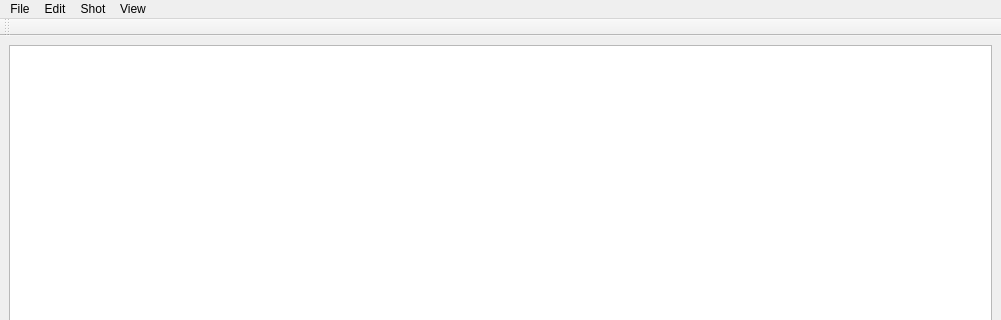
This is ui/visualizer.ui in sashaouellet/Helix as Qt 5 draws it before an edit; both pictures show x 0 to 1001 and y 0 to 320 of the 1001 by 723 pixel window. The edited form follows.
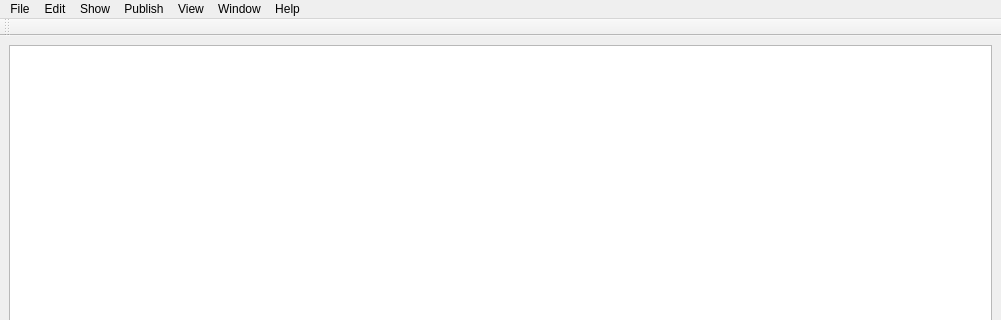
This is the edited form.

The edit to the form file:
```diff
--- a/ui/visualizer.ui
+++ b/ui/visualizer.ui
@@ -157,16 +157,41 @@
     <addaction name="separator"/>
     <addaction name="menuPreferences"/>
    </widget>
-   <widget class="QMenu" name="menuDailies">
+   <widget class="QMenu" name="MENU_contextMenu">
     <property name="title">
-     <string>Shot</string>
+     <string>Show</string>
     </property>
-    <addaction name="ACT_slapComp"/>
+   </widget>
+   <widget class="QMenu" name="menuHelp">
+    <property name="title">
+     <string>Help</string>
+    </property>
+    <addaction name="ACT_about"/>
+    <addaction name="ACT_wiki"/>
+    <addaction name="ACT_docs"/>
+   </widget>
+   <widget class="QMenu" name="menuPublish">
+    <property name="title">
+     <string>Publish</string>
+    </property>
+    <addaction name="ACT_mPub"/>
+    <addaction name="ACT_mRoll"/>
+    <addaction name="ACT_mVersions"/>
+   </widget>
+   <widget class="QMenu" name="menuWindow">
+    <property name="title">
+     <string>Window</string>
+    </property>
+    <addaction name="ACT_console"/>
+    <addaction name="ACT_elView"/>
    </widget>
    <addaction name="menuFile"/>
    <addaction name="menuEdit"/>
-   <addaction name="menuDailies"/>
+   <addaction name="MENU_contextMenu"/>
+   <addaction name="menuPublish"/>
    <addaction name="menuView"/>
+   <addaction name="menuWindow"/>
+   <addaction name="menuHelp"/>
   </widget>
   <widget class="QStatusBar" name="statusbar"/>
   <widget class="QToolBar" name="toolBar">
```
Left out of the diff: 53 changed lines with no effect on the pictures.
